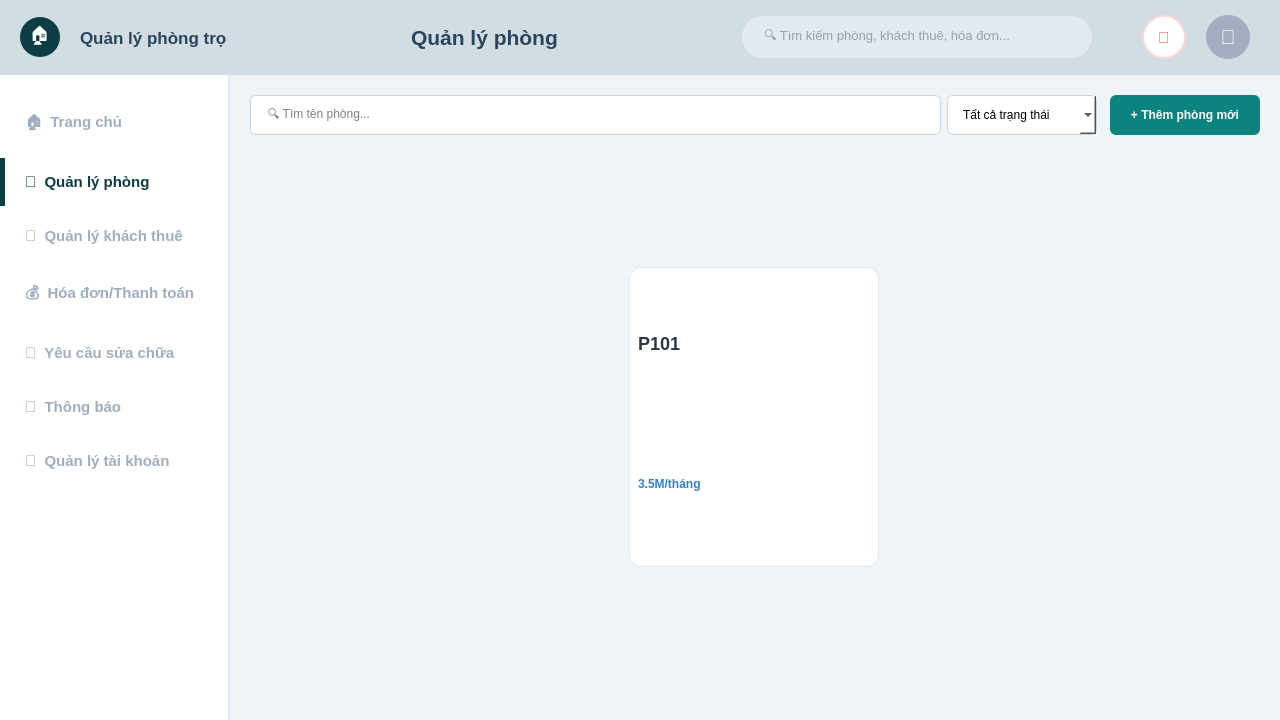
Qt form ui/UI_Admin/rooms/quan_ly_phong.ui (nhatanhdeptrai-exe/Final_Project_KTLT) before a commit.
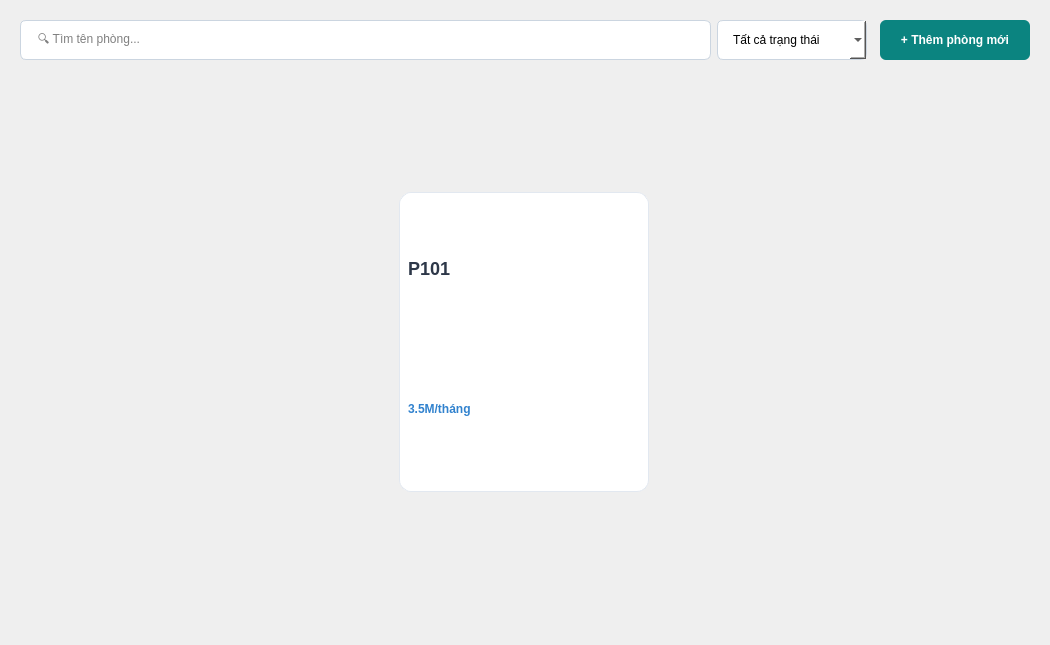
The same form after that commit.

Patch:
```diff
--- a/ui/UI_Admin/rooms/quan_ly_phong.ui
+++ b/ui/UI_Admin/rooms/quan_ly_phong.ui
@@ -1,35 +1,22 @@
 <?xml version="1.0" encoding="UTF-8"?>
 <ui version="4.0">
  <class>MainWindow</class>
- <widget class="QMainWindow" name="MainWindow">
+  <widget class="QWidget" name="PageQuanLyPhong">
   <property name="geometry">
    <rect>
     <x>0</x>
     <y>0</y>
-    <width>1280</width>
-    <height>720</height>
-   </rect>
-  </property>
-  <property name="minimumSize">
-   <size>
-    <width>1280</width>
-    <height>720</height>
-   </size>
-  </property>
+        <width>1050</width>
+        <height>645</height>
+      </rect>
+    </property>
   <property name="windowTitle">
    <string>Quản lý phòng</string>
   </property>
   <property name="styleSheet">
    <string>QMainWindow { background-color: #f0f4f7; }</string>
   </property>
-  <widget class="QWidget" name="centralwidget">
-   <property name="styleSheet">
-    <string>QWidget#centralwidget { background-color: #f0f4f7; }</string>
-   </property>
-   <layout class="QVBoxLayout" name="verticalLayout">
-    <property name="spacing">
-     <number>0</number>
-    </property>
+    <layout class="QVBoxLayout" name="contentLayout">
     <property name="leftMargin">
      <number>0</number>
     </property>
@@ -42,346 +29,6 @@
     <property name="bottomMargin">
      <number>0</number>
     </property>
-    <item>
-     <widget class="QWidget" name="headerWidget" native="true">
-      <property name="minimumSize">
-       <size>
-        <width>0</width>
-        <height>75</height>
-       </size>
-      </property>
-      <property name="maximumSize">
-       <size>
-        <width>16777215</width>
-        <height>75</height>
-       </size>
-      </property>
-      <property name="styleSheet">
-       <string>QWidget#headerWidget { background-color: #d1dde3; }</string>
-      </property>
-      <layout class="QHBoxLayout" name="horizontalLayout">
-       <property name="spacing">
-        <number>20</number>
-       </property>
-       <property name="leftMargin">
-        <number>20</number>
-       </property>
-       <property name="rightMargin">
-        <number>30</number>
-       </property>
-       <item>
-        <widget class="QLabel" name="logoIcon">
-         <property name="minimumSize">
-          <size>
-           <width>40</width>
-           <height>40</height>
-          </size>
-         </property>
-         <property name="maximumSize">
-          <size>
-           <width>40</width>
-           <height>40</height>
-          </size>
-         </property>
-         <property name="styleSheet">
-          <string>background-color: #0b3d42; border-radius: 20px; color: white; font-size: 18px;</string>
-         </property>
-         <property name="text">
-          <string>🏠</string>
-         </property>
-         <property name="alignment">
-          <set>Qt::AlignCenter</set>
-         </property>
-        </widget>
-       </item>
-       <item>
-        <widget class="QLabel" name="logoText">
-         <property name="font">
-          <font>
-           <family>Segoe UI</family>
-           <pointsize>13</pointsize>
-           <weight>75</weight>
-           <bold>true</bold>
-          </font>
-         </property>
-         <property name="styleSheet">
-          <string>color: #2b455b;</string>
-         </property>
-         <property name="text">
-          <string>Quản lý phòng trọ</string>
-         </property>
-        </widget>
-       </item>
-       <item>
-        <spacer name="spacer1">
-         <property name="orientation">
-          <enum>Qt::Horizontal</enum>
-         </property>
-         <property name="sizeHint" stdset="0">
-          <size>
-           <width>20</width>
-           <height>20</height>
-          </size>
-         </property>
-        </spacer>
-       </item>
-       <item>
-        <widget class="QLabel" name="lblPageTitle">
-         <property name="font">
-          <font>
-           <family>Segoe UI</family>
-           <pointsize>16</pointsize>
-           <weight>75</weight>
-           <bold>true</bold>
-          </font>
-         </property>
-         <property name="styleSheet">
-          <string>color: #2b455b;</string>
-         </property>
-         <property name="text">
-          <string>Quản lý phòng</string>
-         </property>
-        </widget>
-       </item>
-       <item>
-        <spacer name="spacer2">
-         <property name="orientation">
-          <enum>Qt::Horizontal</enum>
-         </property>
-         <property name="sizeHint" stdset="0">
-          <size>
-           <width>40</width>
-           <height>20</height>
-          </size>
-         </property>
-        </spacer>
-       </item>
-       <item>
-        <widget class="QLineEdit" name="searchBar">
-         <property name="minimumSize">
-          <size>
-           <width>350</width>
-           <height>42</height>
-          </size>
-         </property>
-         <property name="maximumSize">
-          <size>
-           <width>400</width>
-           <height>42</height>
-          </size>
-         </property>
-         <property name="font">
-          <font>
-           <pointsize>10</pointsize>
-          </font>
-         </property>
-         <property name="styleSheet">
-          <string>QLineEdit {
-	background-color: #e2eaf0;
-	border-radius: 21px;
-	padding: 5px 20px;
-	border: none;
-	color: #4a5568;
-}</string>
-         </property>
-         <property name="placeholderText">
-          <string>🔍 Tìm kiếm phòng, khách thuê, hóa đơn...</string>
-         </property>
-        </widget>
-       </item>
-       <item>
-        <spacer name="spacer3">
-         <property name="orientation">
-          <enum>Qt::Horizontal</enum>
-         </property>
-         <property name="sizeHint" stdset="0">
-          <size>
-           <width>30</width>
-           <height>20</height>
-          </size>
-         </property>
-         <property name="sizeType">
-          <enum>QSizePolicy::Fixed</enum>
-         </property>
-        </spacer>
-       </item>
-       <item>
-        <widget class="QPushButton" name="btnBell">
-         <property name="minimumSize">
-          <size>
-           <width>44</width>
-           <height>44</height>
-          </size>
-         </property>
-         <property name="maximumSize">
-          <size>
-           <width>44</width>
-           <height>44</height>
-          </size>
-         </property>
-         <property name="styleSheet">
-          <string>QPushButton { background-color: white; border-radius: 22px; color: #f56565; font-size: 16px; font-weight: bold; border: 2px solid #fed7d7; }</string>
-         </property>
-         <property name="text">
-          <string>🔔</string>
-         </property>
-        </widget>
-       </item>
-       <item>
-        <widget class="QLabel" name="lblAvatar">
-         <property name="minimumSize">
-          <size>
-           <width>44</width>
-           <height>44</height>
-          </size>
-         </property>
-         <property name="maximumSize">
-          <size>
-           <width>44</width>
-           <height>44</height>
-          </size>
-         </property>
-         <property name="styleSheet">
-          <string>background-color: #a0aec0; border-radius: 22px; color: white; font-size: 20px;</string>
-         </property>
-         <property name="text">
-          <string>👤</string>
-         </property>
-         <property name="alignment">
-          <set>Qt::AlignCenter</set>
-         </property>
-        </widget>
-       </item>
-      </layout>
-     </widget>
-    </item>
-    <item>
-     <layout class="QHBoxLayout" name="mainHLayout">
-      <property name="spacing">
-       <number>0</number>
-      </property>
-      <item>
-       <widget class="QWidget" name="sidebarWidget" native="true">
-        <property name="minimumSize">
-         <size>
-          <width>230</width>
-          <height>0</height>
-         </size>
-        </property>
-        <property name="maximumSize">
-         <size>
-          <width>230</width>
-          <height>16777215</height>
-         </size>
-        </property>
-        <property name="styleSheet">
-         <string>QWidget#sidebarWidget { background-color: white; border-right: 2px solid #e2e8f0; }
-QPushButton { text-align: left; padding: 15px 25px; border: none; background-color: transparent; color: #a0aec0; font-size: 15px; font-weight: bold; }
-QPushButton:hover { color: #2b455b; }
-QPushButton:checked { color: #0b3d42; border-left: 5px solid #0b3d42; padding-left: 20px; }</string>
-        </property>
-        <layout class="QVBoxLayout" name="verticalLayout_2">
-         <property name="leftMargin">
-          <number>0</number>
-         </property>
-         <property name="topMargin">
-          <number>20</number>
-         </property>
-         <property name="rightMargin">
-          <number>0</number>
-         </property>
-         <property name="bottomMargin">
-          <number>20</number>
-         </property>
-         <item>
-          <widget class="QPushButton" name="navTrangChu">
-           <property name="text">
-            <string>🏠  Trang chủ</string>
-           </property>
-           <property name="checkable">
-            <bool>true</bool>
-           </property>
-          </widget>
-         </item>
-         <item>
-          <widget class="QPushButton" name="navQuanLyPhong">
-           <property name="text">
-            <string>🏢  Quản lý phòng</string>
-           </property>
-           <property name="checkable">
-            <bool>true</bool>
-           </property>
-           <property name="checked">
-            <bool>true</bool>
-           </property>
-          </widget>
-         </item>
-         <item>
-          <widget class="QPushButton" name="navQuanLyKhachThu">
-           <property name="text">
-            <string>👥  Quản lý khách thuê</string>
-           </property>
-           <property name="checkable">
-            <bool>true</bool>
-           </property>
-          </widget>
-         </item>
-         <item>
-          <widget class="QPushButton" name="navHoaDon">
-           <property name="text">
-            <string>💰  Hóa đơn/Thanh toán</string>
-           </property>
-           <property name="checkable">
-            <bool>true</bool>
-           </property>
-          </widget>
-         </item>
-         <item>
-          <widget class="QPushButton" name="navSuaChua">
-           <property name="text">
-            <string>🔧  Yêu cầu sửa chữa</string>
-           </property>
-           <property name="checkable">
-            <bool>true</bool>
-           </property>
-          </widget>
-         </item>
-         <item>
-          <widget class="QPushButton" name="navThongBao">
-           <property name="text">
-            <string>🔔  Thông báo</string>
-           </property>
-           <property name="checkable">
-            <bool>true</bool>
-           </property>
-          </widget>
-         </item>
-         <item>
-          <widget class="QPushButton" name="navTaiKhoan">
-           <property name="text">
-            <string>👤  Quản lý tài khoản</string>
-           </property>
-           <property name="checkable">
-            <bool>true</bool>
-           </property>
-          </widget>
-         </item>
-         <item>
-          <spacer name="verticalSpacer">
-           <property name="orientation">
-            <enum>Qt::Vertical</enum>
-           </property>
-           <property name="sizeHint" stdset="0">
-            <size>
-             <width>20</width>
-             <height>40</height>
-            </size>
-           </property>
-          </spacer>
-         </item>
-        </layout>
-       </widget>
-      </item>
       <item>
        <widget class="QStackedWidget" name="mainContentStack">
         <widget class="QWidget" name="pageQuanLyPhong">
@@ -549,9 +196,6 @@
        </widget>
       </item>
      </layout>
-    </item>
-   </layout>
-  </widget>
  </widget>
  <resources />
  <connections />
```
Left out of the diff: 2 changed lines with no effect on the pictures. Lines whose indentation alone changed are shown as unchanged.
